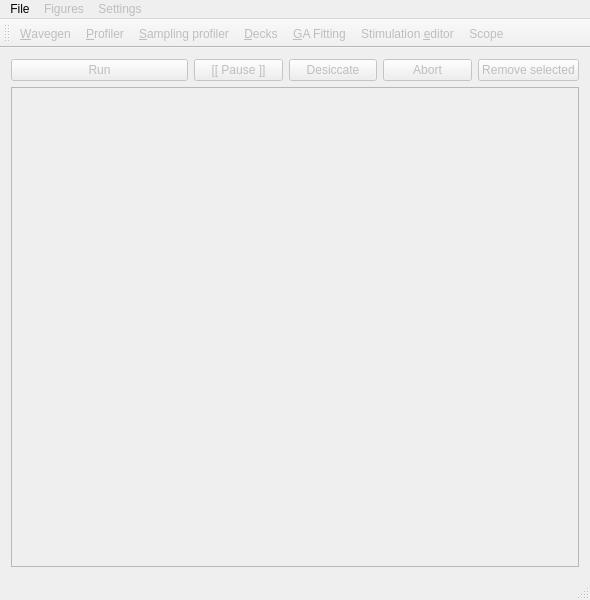
This is src/gui/mainwindow.ui in CompEphys-team/rtdo as Qt 5 draws it before an edit. The edited form follows.
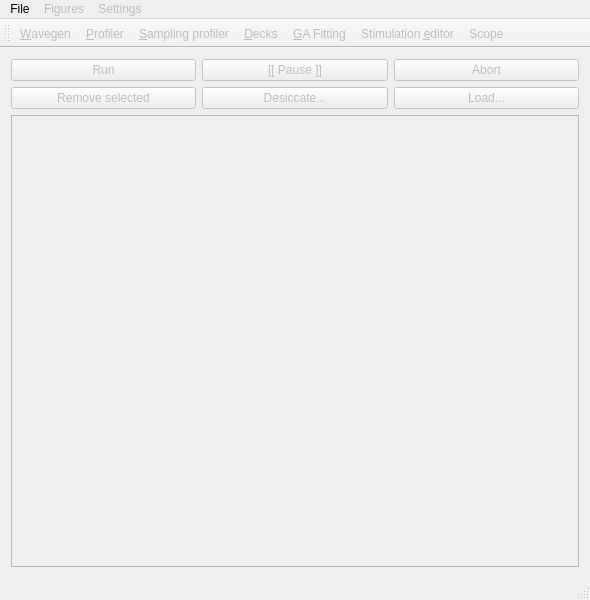
This is the edited form.

Commit message: Extend desiccation to GUI (but it's still buggy/brittle)

```diff
--- a/src/gui/mainwindow.ui
+++ b/src/gui/mainwindow.ui
@@ -18,21 +18,7 @@
     <bool>false</bool>
    </property>
    <layout class="QGridLayout" name="gridLayout">
-    <item row="0" column="4">
-     <widget class="QPushButton" name="abort">
-      <property name="text">
-       <string>Abort</string>
-      </property>
-     </widget>
-    </item>
-    <item row="0" column="5">
-     <widget class="QPushButton" name="remove">
-      <property name="text">
-       <string>Remove selected</string>
-      </property>
-     </widget>
-    </item>
-    <item row="1" column="0" colspan="6">
+    <item row="2" column="0" colspan="6">
      <widget class="QTableView" name="log">
       <property name="selectionMode">
        <enum>QAbstractItemView::ContiguousSelection</enum>
@@ -54,20 +40,6 @@
       </attribute>
      </widget>
     </item>
-    <item row="0" column="2">
-     <widget class="QPushButton" name="pauseBtn">
-      <property name="text">
-       <string>[[ Pause ]]</string>
-      </property>
-     </widget>
-    </item>
-    <item row="0" column="3">
-     <widget class="QPushButton" name="desiccate">
-      <property name="text">
-       <string>Desiccate</string>
-      </property>
-     </widget>
-    </item>
     <item row="0" column="0" colspan="2">
      <widget class="QPushButton" name="runBtn">
       <property name="text">
@@ -75,6 +47,41 @@
       </property>
      </widget>
     </item>
+    <item row="1" column="0" colspan="2">
+     <widget class="QPushButton" name="remove">
+      <property name="text">
+       <string>Remove selected</string>
+      </property>
+     </widget>
+    </item>
+    <item row="0" column="2" colspan="2">
+     <widget class="QPushButton" name="pauseBtn">
+      <property name="text">
+       <string>[[ Pause ]]</string>
+      </property>
+     </widget>
+    </item>
+    <item row="0" column="4" colspan="2">
+     <widget class="QPushButton" name="abort">
+      <property name="text">
+       <string>Abort</string>
+      </property>
+     </widget>
+    </item>
+    <item row="1" column="2" colspan="2">
+     <widget class="QPushButton" name="desiccate">
+      <property name="text">
+       <string>Desiccate...</string>
+      </property>
+     </widget>
+    </item>
+    <item row="1" column="4" colspan="2">
+     <widget class="QPushButton" name="load">
+      <property name="text">
+       <string>Load...</string>
+      </property>
+     </widget>
+    </item>
    </layout>
   </widget>
   <widget class="QMenuBar" name="menuBar">
```
The commit also changes 6 other files.
